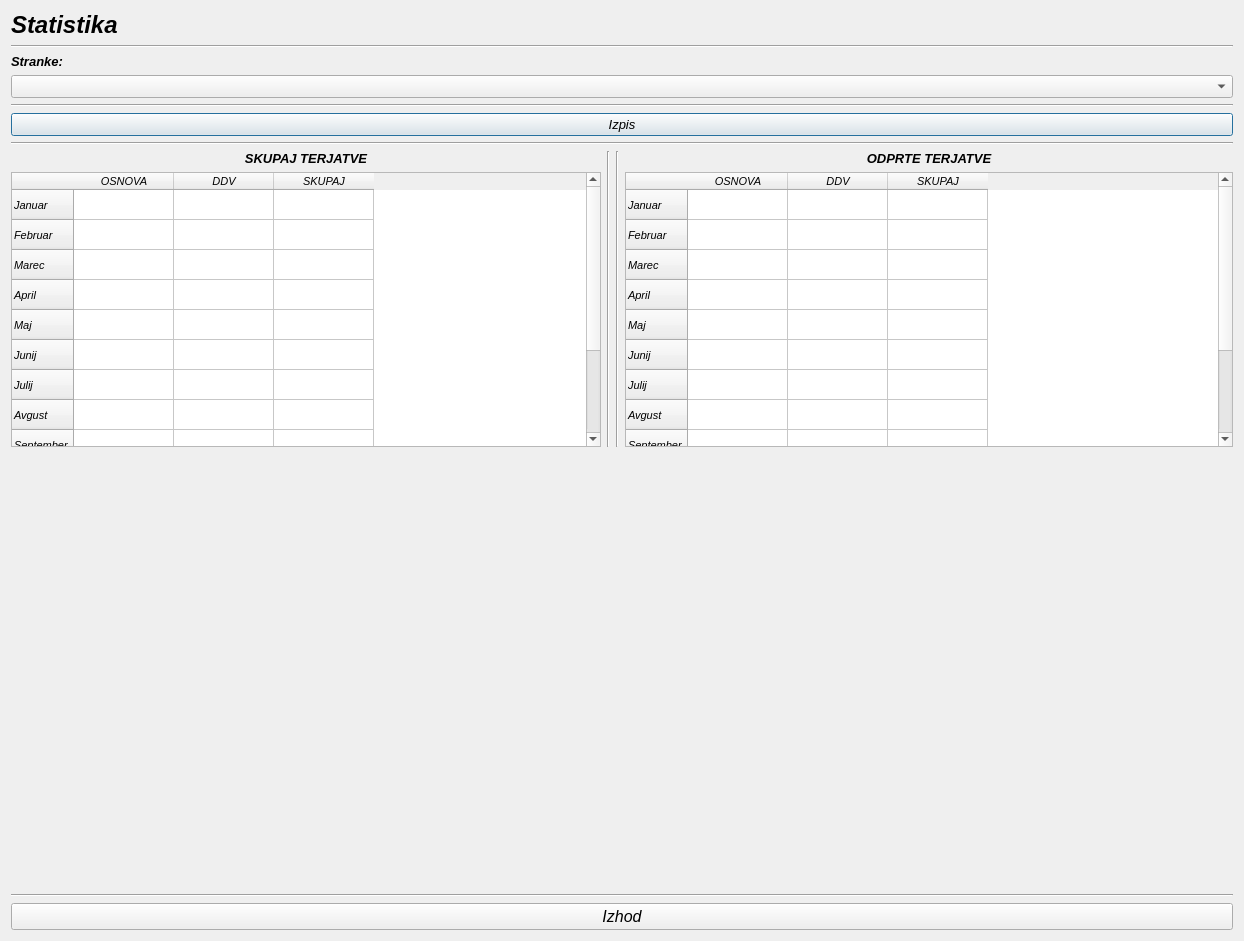
Qt form statistic.ui (MaxMaxy/racun) before a commit.
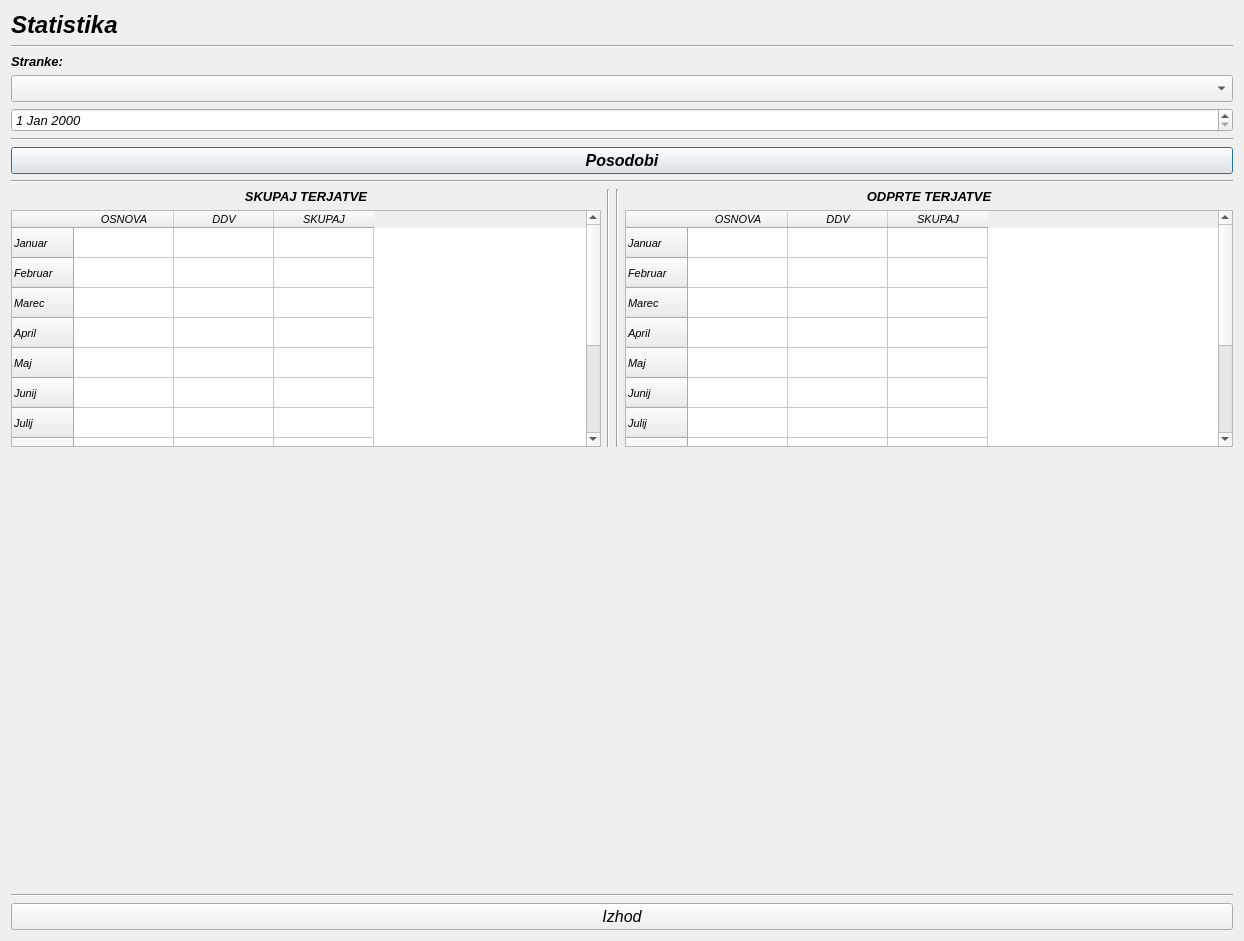
The same form after that commit. Custom widgets are drawn as their Qt base class.

```diff
--- a/statistic.ui
+++ b/statistic.ui
@@ -10,6 +10,13 @@
     <height>941</height>
    </rect>
   </property>
+  <property name="font">
+   <font>
+    <family>MS Sans Serif</family>
+    <pointsize>10</pointsize>
+    <italic>true</italic>
+   </font>
+  </property>
   <property name="windowTitle">
    <string>Dialog</string>
   </property>
@@ -76,13 +83,16 @@
             <widget class="QComboBox" name="comboBox_podjetja">
              <property name="font">
               <font>
-               <family>Arial</family>
-               <pointsize>10</pointsize>
+               <family>MS Sans Serif</family>
+               <pointsize>12</pointsize>
                <italic>true</italic>
               </font>
              </property>
             </widget>
            </item>
+           <item>
+            <widget class="QDateEdit" name="dateEdit"/>
+           </item>
           </layout>
          </item>
         </layout>
@@ -110,12 +120,14 @@
                <property name="font">
                 <font>
                  <family>MS Sans Serif</family>
-                 <pointsize>10</pointsize>
+                 <pointsize>12</pointsize>
+                 <weight>75</weight>
                  <italic>true</italic>
+                 <bold>true</bold>
                 </font>
                </property>
                <property name="text">
-                <string>Izpis</string>
+                <string>Posodobi</string>
                </property>
               </widget>
              </item>
```
Left out of the diff: 10 changed lines with no effect on the pictures.
